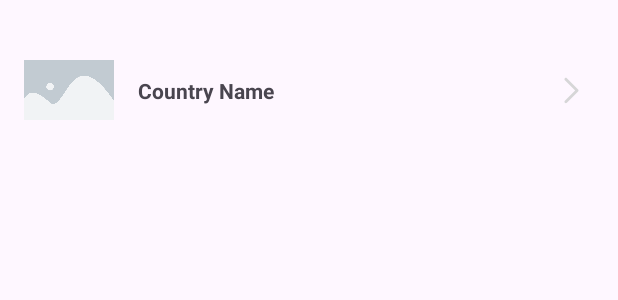
After one commit to Samadihadis/CountryInformationApplication, an Android app: the layout item_country.xml on its own in the app's theme, with its tools: preview values and no code run, on a phone screen of 412 x 824 dp. The commit adds this screen. Shown: the top 300 px of the screen. Run offline under Robolectric (Android 15) with nearby library versions, the phone set to English and light mode, and no system bars.

Commit message:
Design item view country and Add Recycler View to Fragment List

```diff
--- /dev/null
+++ b/app/src/main/res/drawable/icons_arrows_compact_small_right_regular.xml
@@ -0,0 +1,10 @@
+<vector xmlns:android="http://schemas.android.com/apk/res/android"
+    android:width="24dp"
+    android:height="24dp"
+    android:viewportWidth="24"
+    android:viewportHeight="24">
+  <path
+      android:pathData="M8.4697,18.5303C8.1768,18.2374 8.1768,17.7626 8.4697,17.4697L13.9393,12L8.4697,6.5303C8.1768,6.2374 8.1768,5.7626 8.4697,5.4697C8.7626,5.1768 9.2374,5.1768 9.5303,5.4697L15.5303,11.4697C15.8232,11.7626 15.8232,12.2374 15.5303,12.5303L9.5303,18.5303C9.2374,18.8232 8.7626,18.8232 8.4697,18.5303Z"
+      android:fillColor="#4E91E6"
+      android:fillType="evenOdd"/>
+</vector>
--- a/app/src/main/res/layout/fragment_country_list.xml
+++ b/app/src/main/res/layout/fragment_country_list.xml
@@ -1,6 +1,27 @@
 <?xml version="1.0" encoding="utf-8"?>
 <androidx.constraintlayout.widget.ConstraintLayout xmlns:android="http://schemas.android.com/apk/res/android"
     android:layout_width="match_parent"
-    android:layout_height="match_parent">
+    android:layout_height="match_parent"
+    xmlns:app="http://schemas.android.com/apk/res-auto">
+
+    <com.google.android.material.appbar.MaterialToolbar
+        android:id="@+id/toolbar"
+        android:layout_width="match_parent"
+        android:layout_height="?attr/actionBarSize"
+        app:layout_constraintEnd_toEndOf="parent"
+        app:layout_constraintStart_toStartOf="parent"
+        app:layout_constraintTop_toTopOf="parent"
+        app:title="Country"
+        app:titleCentered="true"/>
+
+    <androidx.recyclerview.widget.RecyclerView
+        android:id="@+id/countryRecyclerView"
+        android:layout_width="match_parent"
+        android:layout_height="0dp"
+        android:orientation="horizontal"
+        app:layout_constraintBottom_toBottomOf="parent"
+        app:layout_constraintEnd_toEndOf="parent"
+        app:layout_constraintStart_toStartOf="parent"
+        app:layout_constraintTop_toBottomOf="@+id/toolbar" />
 
 </androidx.constraintlayout.widget.ConstraintLayout>
--- /dev/null
+++ b/app/src/main/res/layout/item_country.xml
@@ -0,0 +1,46 @@
+<?xml version="1.0" encoding="utf-8"?>
+<androidx.constraintlayout.widget.ConstraintLayout xmlns:android="http://schemas.android.com/apk/res/android"
+    xmlns:app="http://schemas.android.com/apk/res-auto"
+    xmlns:tools="http://schemas.android.com/tools"
+    android:id="@+id/RootLayout"
+    android:layout_width="match_parent"
+    android:layout_height="120dp"
+    android:background="?attr/selectableItemBackground">
+
+    <androidx.appcompat.widget.AppCompatImageView
+        android:id="@+id/countryImageView"
+        android:layout_width="60dp"
+        android:layout_height="60dp"
+        android:layout_marginVertical="16dp"
+        android:layout_marginStart="16dp"
+        android:src="@drawable/banner_image_placeholder"
+        app:layout_constraintBottom_toBottomOf="parent"
+        app:layout_constraintStart_toStartOf="parent"
+        app:layout_constraintTop_toTopOf="parent" />
+
+    <com.google.android.material.textview.MaterialTextView
+        android:id="@+id/countryName"
+        android:layout_width="0dp"
+        android:layout_height="wrap_content"
+        android:layout_marginStart="16dp"
+        android:textSize="14sp"
+        android:textStyle="bold"
+        app:layout_constraintBottom_toBottomOf="@+id/countryImageView"
+        app:layout_constraintStart_toEndOf="@+id/countryImageView"
+        app:layout_constraintTop_toTopOf="@+id/countryImageView"
+        app:layout_constraintVertical_chainStyle="packed"
+        tools:text="Country Name" />
+
+    <androidx.appcompat.widget.AppCompatImageView
+        android:id="@+id/arrowImageView"
+        android:layout_width="30dp"
+        android:layout_height="30dp"
+        android:layout_marginEnd="16dp"
+        android:src="@drawable/icons_arrows_compact_small_right_regular"
+        app:layout_constraintBottom_toBottomOf="parent"
+        app:layout_constraintEnd_toEndOf="parent"
+        app:layout_constraintTop_toTopOf="parent"
+        app:tint="@color/gray" />
+
+
+</androidx.constraintlayout.widget.ConstraintLayout>
```
Also changed, not shown: app/src/main/res/drawable/banner_image_placeholder.webp (added).
